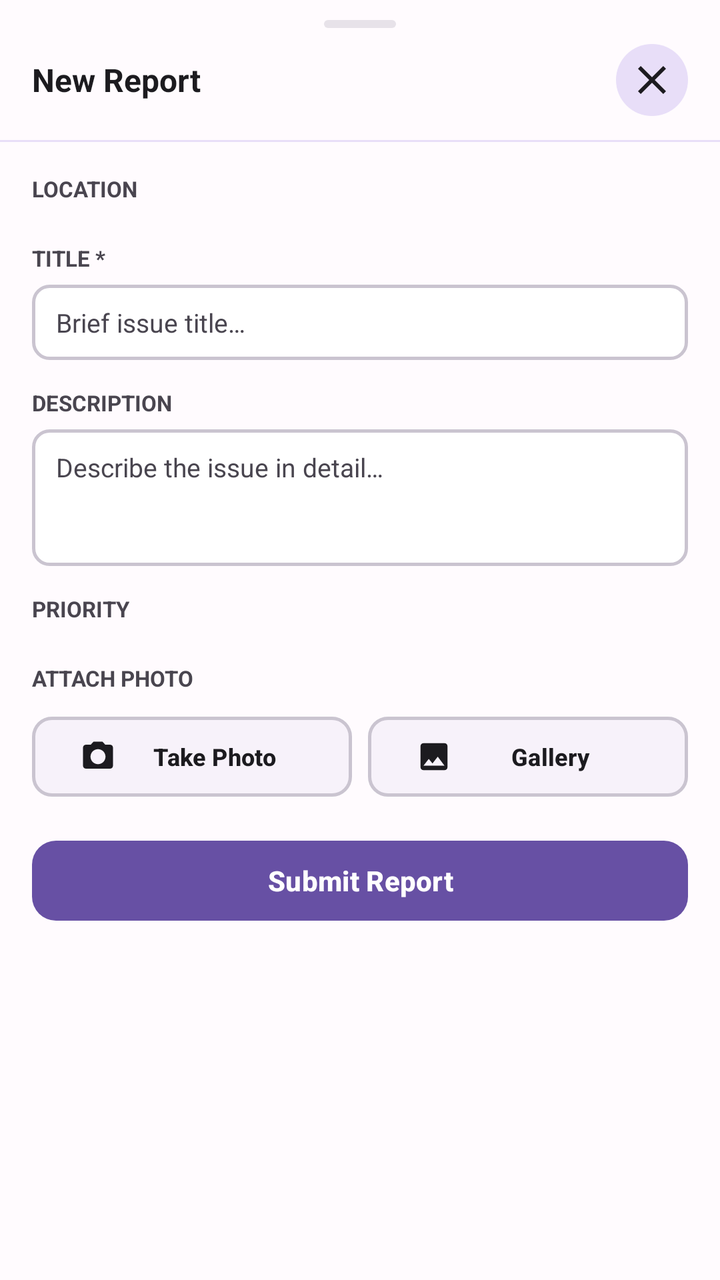
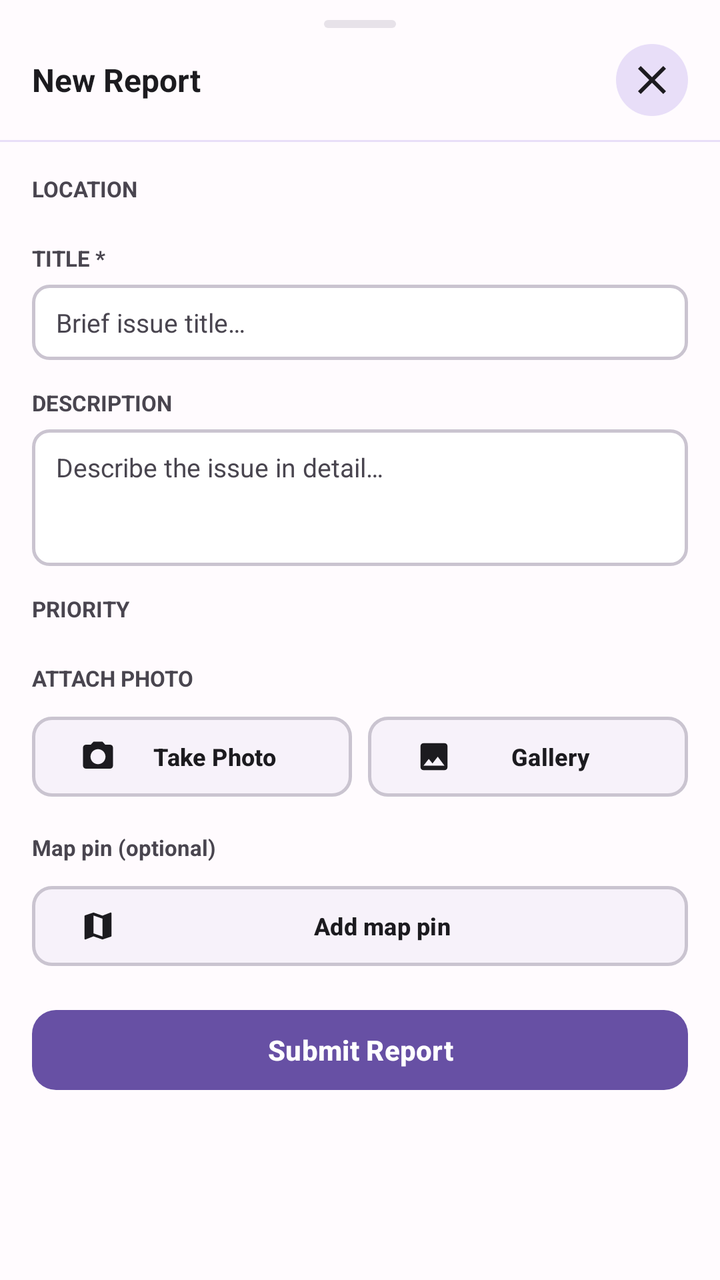

An Android layout rendered at two revisions. The XML below is the earlier revision; the diff shows what the commit changed to produce the second picture.
<!-- AndroidManifest.xml: application theme Theme.PatchBoard -->
<!-- res/layout/sheet_add_report.xml -->
<?xml version="1.0" encoding="utf-8"?>
<LinearLayout xmlns:android="http://schemas.android.com/apk/res/android"
    xmlns:app="http://schemas.android.com/apk/res-auto"
    android:id="@+id/sheetRoot"
    android:layout_width="match_parent"
    android:layout_height="wrap_content"
    android:orientation="vertical">

    <View
        android:layout_width="36dp"
        android:layout_height="4dp"
        android:layout_gravity="center_horizontal"
        android:layout_marginTop="10dp"
        android:alpha="0.45"
        android:background="@drawable/bg_sheet_handle" />

    <LinearLayout
        android:layout_width="match_parent"
        android:layout_height="wrap_content"
        android:gravity="center_vertical"
        android:orientation="horizontal"
        android:paddingStart="16dp"
        android:paddingTop="8dp"
        android:paddingEnd="16dp"
        android:paddingBottom="12dp">

        <TextView
            android:layout_width="0dp"
            android:layout_height="wrap_content"
            android:layout_weight="1"
            android:text="@string/new_report_title"
            android:textColor="@color/pb_on_surface"
            android:textSize="16sp"
            android:textStyle="bold" />

        <ImageButton
            android:id="@+id/btnClose"
            android:layout_width="36dp"
            android:layout_height="36dp"
            android:background="@drawable/bg_circle_close"
            android:contentDescription="@string/cd_close"
            android:padding="9dp"
            android:src="@drawable/ic_close"
            app:tint="@color/pb_on_surface" />
    </LinearLayout>

    <View
        android:layout_width="match_parent"
        android:layout_height="1dp"
        android:background="@color/pb_divider" />

    <androidx.core.widget.NestedScrollView
        android:layout_width="match_parent"
        android:layout_height="wrap_content">

        <LinearLayout
            android:id="@+id/formBody"
            android:layout_width="match_parent"
            android:layout_height="wrap_content"
            android:orientation="vertical"
            android:padding="16dp">

            
            <TextView
                style="@style/PatchBoard.FieldLabel"
                android:layout_width="wrap_content"
                android:layout_height="wrap_content"
                android:text="@string/label_location" />

            <com.google.android.material.chip.ChipGroup
                android:id="@+id/locationGroup"
                android:layout_width="match_parent"
                android:layout_height="wrap_content"
                android:layout_marginTop="6dp"
                app:chipSpacingHorizontal="6dp"
                app:chipSpacingVertical="2dp" />

            
            <TextView
                android:id="@+id/lblTitle"
                style="@style/PatchBoard.FieldLabel"
                android:layout_width="wrap_content"
                android:layout_height="wrap_content"
                android:layout_marginTop="14dp"
                android:text="@string/label_title_required" />

            <EditText
                android:id="@+id/etTitle"
                style="@style/PatchBoard.Input"
                android:layout_width="match_parent"
                android:layout_height="wrap_content"
                android:layout_marginTop="6dp"
                android:hint="@string/hint_issue_title"
                android:importantForAutofill="no"
                android:inputType="textCapSentences"
                android:maxLines="1" />

            
            <TextView
                style="@style/PatchBoard.FieldLabel"
                android:layout_width="wrap_content"
                android:layout_height="wrap_content"
                android:layout_marginTop="14dp"
                android:text="@string/label_description" />

            <EditText
                android:id="@+id/etDescription"
                style="@style/PatchBoard.Input"
                android:layout_width="match_parent"
                android:layout_height="wrap_content"
                android:layout_marginTop="6dp"
                android:gravity="top|start"
                android:hint="@string/hint_issue_description"
                android:importantForAutofill="no"
                android:inputType="textMultiLine|textCapSentences"
                android:minLines="3" />

            
            <TextView
                style="@style/PatchBoard.FieldLabel"
                android:layout_width="wrap_content"
                android:layout_height="wrap_content"
                android:layout_marginTop="14dp"
                android:text="@string/label_priority" />

            <LinearLayout
                android:id="@+id/priorityRow"
                android:layout_width="match_parent"
                android:layout_height="wrap_content"
                android:layout_marginTop="6dp"
                android:orientation="horizontal" />

            
            <TextView
                style="@style/PatchBoard.FieldLabel"
                android:layout_width="wrap_content"
                android:layout_height="wrap_content"
                android:layout_marginTop="14dp"
                android:text="@string/label_attach_photo" />

            <FrameLayout
                android:id="@+id/photoPreviewBox"
                android:layout_width="match_parent"
                android:layout_height="110dp"
                android:layout_marginTop="8dp"
                android:visibility="gone">

                <com.google.android.material.imageview.ShapeableImageView
                    android:id="@+id/imgPreview"
                    android:layout_width="match_parent"
                    android:layout_height="match_parent"
                    android:contentDescription="@string/cd_photo_preview"
                    android:scaleType="centerCrop"
                    app:shapeAppearanceOverlay="@style/PatchBoard.Shape8" />

                <ImageButton
                    android:id="@+id/btnRemovePhoto"
                    android:layout_width="30dp"
                    android:layout_height="30dp"
                    android:layout_gravity="top|end"
                    android:layout_margin="6dp"
                    android:background="@drawable/bg_circle_topbar"
                    android:backgroundTint="#99000000"
                    android:contentDescription="@string/cd_remove_photo"
                    android:padding="8dp"
                    android:src="@drawable/ic_close"
                    app:tint="#FFFFFF" />
            </FrameLayout>

            <LinearLayout
                android:id="@+id/photoButtons"
                android:layout_width="match_parent"
                android:layout_height="wrap_content"
                android:layout_marginTop="8dp"
                android:orientation="horizontal">

                <com.google.android.material.button.MaterialButton
                    android:id="@+id/btnCamera"
                    style="@style/PatchBoard.PhotoButton"
                    android:layout_width="0dp"
                    android:layout_height="wrap_content"
                    android:layout_marginEnd="4dp"
                    android:layout_weight="1"
                    android:text="@string/action_take_photo"
                    app:icon="@drawable/ic_camera" />

                <com.google.android.material.button.MaterialButton
                    android:id="@+id/btnGallery"
                    style="@style/PatchBoard.PhotoButton"
                    android:layout_width="0dp"
                    android:layout_height="wrap_content"
                    android:layout_marginStart="4dp"
                    android:layout_weight="1"
                    android:text="@string/action_gallery"
                    app:icon="@drawable/ic_image" />
            </LinearLayout>

            <com.google.android.material.button.MaterialButton
                android:id="@+id/btnSubmit"
                style="@style/PatchBoard.PrimaryButton"
                android:layout_width="match_parent"
                android:layout_height="wrap_content"
                android:layout_marginTop="14dp"
                android:text="@string/action_submit_report" />
        </LinearLayout>
    </androidx.core.widget.NestedScrollView>
</LinearLayout>
<!-- resources referenced by this layout -->
<resources>
  <color name="pb_divider">#E8DEF8</color>
  <color name="pb_on_surface">#1C1B1F</color>
  <!-- drawable bg_circle_close (drawable) -->
  <shape xmlns:android="http://schemas.android.com/apk/res/android" android:shape="oval">
      <solid android:color="@color/pb_close_btn_bg"/>
  </shape>
  <!-- drawable bg_circle_topbar (drawable) -->
  <shape xmlns:android="http://schemas.android.com/apk/res/android" android:shape="oval">
      <solid android:color="@color/pb_topbar_icon_bg"/>
  </shape>
  <!-- drawable bg_sheet_handle (drawable) -->
  <shape xmlns:android="http://schemas.android.com/apk/res/android" android:shape="rectangle">
      <solid android:color="@color/pb_outline"/>
      <corners android:radius="2dp"/>
  </shape>
  <string name="action_gallery">Gallery</string>
  <string name="action_submit_report">Submit Report</string>
  <string name="action_take_photo">Take Photo</string>
  <string name="cd_close">Close</string>
  <string name="cd_photo_preview">Preview</string>
  <string name="cd_remove_photo">Remove photo</string>
  <string name="hint_issue_description">Describe the issue in detail…</string>
  <string name="hint_issue_title">Brief issue title…</string>
  <string name="label_attach_photo">ATTACH PHOTO</string>
  <string name="label_description">DESCRIPTION</string>
  <string name="label_location">LOCATION</string>
  <string name="label_priority">PRIORITY</string>
  <string name="label_title_required">TITLE *</string>
  <string name="new_report_title">New Report</string>
  <style name="PatchBoard.FieldLabel" parent="">
          <item name="android:textSize">11sp</item>
          <item name="android:textStyle">bold</item>
          <item name="android:textColor">@color/pb_on_surface_variant</item>
      </style>
  <style name="PatchBoard.Shape8" parent="">
          <item name="cornerFamily">rounded</item>
          <item name="cornerSize">8dp</item>
      </style>
  <color name="pb_close_btn_bg">#E8DEF8</color>
  <color name="pb_topbar_icon_bg">#2EFFFFFF</color>
  <color name="pb_outline">#CAC4D0</color>
  <color name="pb_on_surface_variant">#49454F</color>
  <color name="pb_chip_bg">#F7F2FA</color>
  <color name="pb_primary">#6750A4</color>
  <color name="pb_on_primary">#FFFFFF</color>
  <color name="pb_primary_container">#EADDFF</color>
  <color name="pb_on_primary_container">#21005D</color>
  <color name="pb_chip_pressed">#E8DEF8</color>
  <color name="pb_surface">#FFFBFE</color>
  <color name="pb_error">#B3261E</color>
  <color name="pb_bg">#FFFBFE</color>
  <style name="PatchBoard.BottomSheetDialog" parent="ThemeOverlay.Material3.BottomSheetDialog">
          <item name="bottomSheetStyle">@style/PatchBoard.BottomSheet</item>
      </style>
  <color name="pb_input_bg">#FFFFFF</color>
  <style name="PatchBoard.BottomSheet" parent="Widget.Material3.BottomSheet.Modal">
          <item name="backgroundTint">@color/pb_modal_bg</item>
          <item name="shapeAppearanceOverlay">@style/PatchBoard.SheetShape</item>
      </style>
  <color name="pb_modal_bg">#F7F2FA</color>
  <style name="PatchBoard.SheetShape" parent="">
          <item name="cornerFamily">rounded</item>
          <item name="cornerSizeTopLeft">20dp</item>
          <item name="cornerSizeTopRight">20dp</item>
          <item name="cornerSizeBottomLeft">0dp</item>
          <item name="cornerSizeBottomRight">0dp</item>
      </style>
  <!-- unchanged entries left out for length: 8 -->
</resources>

<!-- the commit's change to res/layout/sheet_add_report.xml (unified diff, before → after) -->
@@ -195,6 +195,43 @@
                     app:icon="@drawable/ic_image" />
             </LinearLayout>
 
+            
+            <TextView
+                style="@style/PatchBoard.FieldLabel"
+                android:layout_width="wrap_content"
+                android:layout_height="wrap_content"
+                android:layout_marginTop="14dp"
+                android:text="@string/label_map_pin" />
+
+            <LinearLayout
+                android:layout_width="match_parent"
+                android:layout_height="wrap_content"
+                android:layout_marginTop="8dp"
+                android:gravity="center_vertical"
+                android:orientation="horizontal">
+
+                <com.google.android.material.button.MaterialButton
+                    android:id="@+id/btnPin"
+                    style="@style/PatchBoard.PhotoButton"
+                    android:layout_width="0dp"
+                    android:layout_height="wrap_content"
+                    android:layout_weight="1"
+                    android:text="@string/map_add_pin"
+                    app:icon="@drawable/ic_map" />
+
+                <ImageButton
+                    android:id="@+id/btnRemovePin"
+                    android:layout_width="40dp"
+                    android:layout_height="40dp"
+                    android:layout_marginStart="8dp"
+                    android:background="@drawable/bg_circle_close"
+                    android:contentDescription="@string/cd_remove_pin"
+                    android:padding="11dp"
+                    android:src="@drawable/ic_close"
+                    android:visibility="gone"
+                    app:tint="@color/pb_on_surface" />
+            </LinearLayout>
+
             <com.google.android.material.button.MaterialButton
                 android:id="@+id/btnSubmit"
                 style="@style/PatchBoard.PrimaryButton"
<!-- resource entries referenced after the edit -->
@@ -15,19 +15,28 @@
       <solid android:color="@color/pb_outline"/>
       <corners android:radius="2dp"/>
   </shape>
+  <!-- drawable ic_map (drawable) -->
+  <vector xmlns:android="http://schemas.android.com/apk/res/android"
+      android:width="24dp" android:height="24dp"
+      android:viewportWidth="24" android:viewportHeight="24">
+      <path android:fillColor="#FFFFFFFF" android:pathData="M20.5,3l-0.16,0.03L15,5.1 9,3 3.36,4.9c-0.21,0.07 -0.36,0.25 -0.36,0.48V20.5c0,0.28 0.22,0.5 0.5,0.5l0.16,-0.03L9,18.9l6,2.1 5.64,-1.9c0.21,-0.07 0.36,-0.25 0.36,-0.48V3.5c0,-0.28 -0.22,-0.5 -0.5,-0.5zM15,19l-6,-2.11V5l6,2.11V19z"/>
+  </vector>
   <string name="action_gallery">Gallery</string>
   <string name="action_submit_report">Submit Report</string>
   <string name="action_take_photo">Take Photo</string>
   <string name="cd_close">Close</string>
   <string name="cd_photo_preview">Preview</string>
   <string name="cd_remove_photo">Remove photo</string>
+  <string name="cd_remove_pin">Remove map pin</string>
   <string name="hint_issue_description">Describe the issue in detail…</string>
   <string name="hint_issue_title">Brief issue title…</string>
   <string name="label_attach_photo">ATTACH PHOTO</string>
   <string name="label_description">DESCRIPTION</string>
   <string name="label_location">LOCATION</string>
+  <string name="label_map_pin">Map pin (optional)</string>
   <string name="label_priority">PRIORITY</string>
   <string name="label_title_required">TITLE *</string>
+  <string name="map_add_pin">Add map pin</string>
   <string name="new_report_title">New Report</string>
   <style name="PatchBoard.FieldLabel" parent="">
           <item name="android:textSize">11sp</item>
